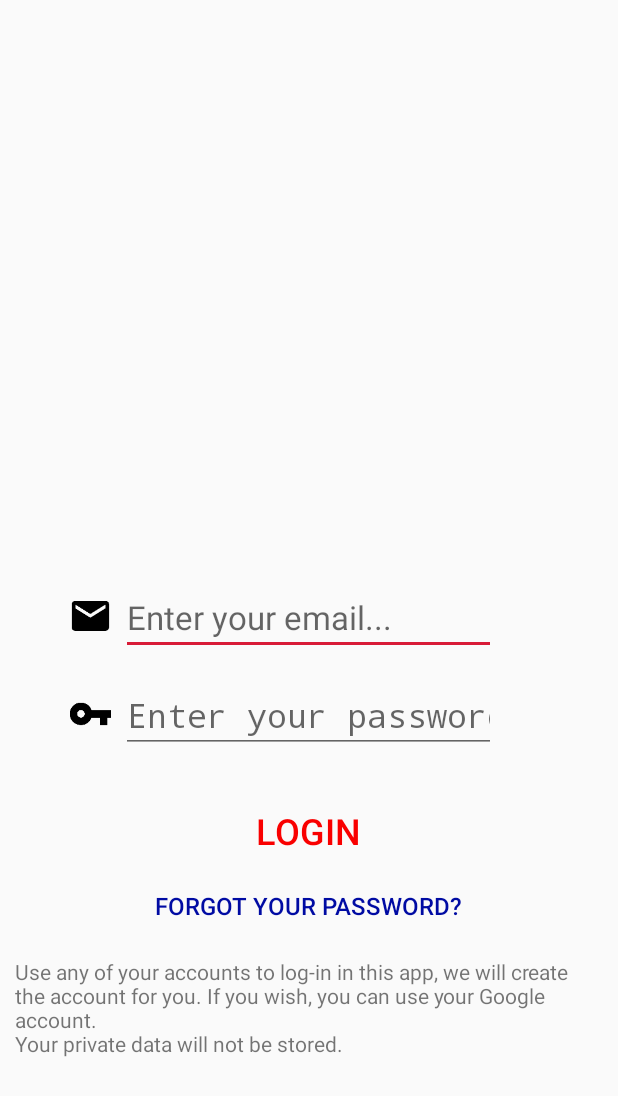
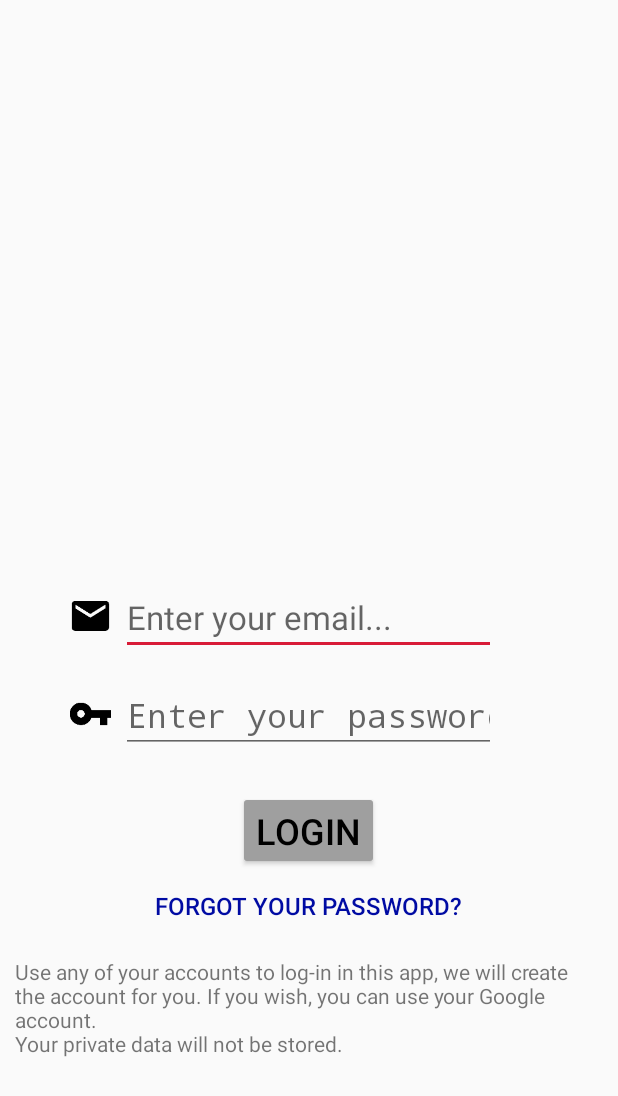
Before and after one commit to gabrichisco/ProyectoCalendario, an Android app: the screen it shows after launch (LoginActivity), after a tap on "LOGIN", on a phone screen of 412 x 824 dp. Shown: the top 1096 px of the screen. Run offline under Robolectric (Android 15) with nearby library versions, the phone set to English and light mode, and no system bars; our stand-ins replace Firebase (no records; nobody signed in at launch, a user with empty details on screens opened directly).

Commit message:
login mensajes de error

```diff
--- a/app/build.gradle
+++ b/app/build.gradle
@@ -24,7 +24,7 @@ android {
 }
 
 dependencies {
-    implementation fileTree(dir: 'libs', include: ['*.jar'])
+    implementation fileTree(include: ['*.jar'], dir: 'libs')
     implementation 'com.android.support:appcompat-v7:28.0.0'
     implementation 'com.android.support:design:28.0.0'
     implementation 'com.android.support.constraint:constraint-layout:1.1.3'
@@ -36,7 +36,6 @@ dependencies {
     implementation 'com.google.firebase:firebase-core:11.2.2'
     implementation 'com.google.firebase:firebase-auth:11.2.2'
     implementation 'com.google.firebase:firebase-database:11.2.2'
-
     implementation 'com.applandeo:material-calendar-view:1.5.0'
     implementation 'com.github.alamkanak:android-week-view:1.2.6'
 }
--- a/app/src/main/java/gabrichisco/proyectocalendario/CreateCalendar.java
+++ b/app/src/main/java/gabrichisco/proyectocalendario/CreateCalendar.java
@@ -2,6 +2,7 @@ package gabrichisco.proyectocalendario;
 
 import android.app.Activity;
 import android.app.AlertDialog;
+import android.content.Intent;
 import android.os.Bundle;
 import android.text.InputType;
 import android.widget.Button;
@@ -100,6 +101,9 @@ public class CreateCalendar extends Activity {
 
                     userDataDB.child(currentUser.getUid()).child("Calendars").child(uuid).setValue(calendarTitle);
 
+                    Intent myIntent = new Intent(CreateCalendar.this, ViewCalendar.class);
+                    CreateCalendar.this.startActivity(myIntent);
+                    finish();
                 });
                 builder.setNegativeButton("Cancel", (dialog, which) -> dialog.cancel());
 
--- a/app/src/main/java/gabrichisco/proyectocalendario/LoginActivity.java
+++ b/app/src/main/java/gabrichisco/proyectocalendario/LoginActivity.java
@@ -39,31 +39,19 @@ public class LoginActivity extends Activity {
         loginBtn = findViewById(R.id.idLoginButton);
         forgotBtn = findViewById(R.id.idLoginForgot);
 
+
         if (currentUser != null) {
             goToMain();
         }
 
-        loginBtn.setOnClickListener(new View.OnClickListener() {
-            @Override
-            public void onClick(View v) {
-                // Comprobar el email y la contraseña
-                if (isValidEmail(email.getText().toString()) && isValidPassword(password.getText().toString())) {
-                    login();
-                } else {
-                    // Igual es mejor comprobar los dos campos por separado y mostrar un mensaje por cada uno
+        loginBtn.setOnClickListener(v -> {
+            // Comprobar el email y la contraseña
+            if (isValidEmail(email.getText().toString())) {
+                login();
+            } else {
+                // Igual es mejor comprobar los dos campos por separado y mostrar un mensaje por cada uno
 //                    Toast.makeText(LoginActivity.this, "Email no válido", Toast.LENGTH_LONG);
-                    Toast.makeText(LoginActivity.this, getResources().getString(R.string.mensaje_cuando_la_cagas), Toast.LENGTH_LONG);
-                }
-            }
-        });
-
-        loginBtn.setOnClickListener(new View.OnClickListener() {
-            @Override
-            public void onClick(View v) {
-                // Boton para recuperar la cuenta
-                // Se que Firebase tiene un metodo de recuperarla y te envia un correo, pero hay que verlo
-                // De momento se puede poner un mensaje de que aun no funciona
-                Toast.makeText(LoginActivity.this, getResources().getString(R.string.mensaje_cuando_la_cagas), Toast.LENGTH_LONG);
+                Toast.makeText(LoginActivity.this, getResources().getString(R.string.mensaje_cuando_la_cagas), Toast.LENGTH_LONG).show();
             }
         });
     }
@@ -86,11 +74,28 @@ public class LoginActivity extends Activity {
 
                             goToMain();
                         } else {
+                            if (task.getException().getMessage().contains("The email address is already in use")) {
+                                LoginActivity.this.mAuth.signInWithEmailAndPassword(email.getText().toString(), password.getText().toString()).addOnCompleteListener(LoginActivity.this, new OnCompleteListener<AuthResult>() {
+                                    @Override
+                                    public void onComplete(@NonNull Task<AuthResult> task) {
+                                        if (task.isSuccessful()) {
+                                            goToMain();
+                                        } else
+                                            Toast.makeText(LoginActivity.this,getResources().getString(R.string.error_incorrect_password), Toast.LENGTH_SHORT).show();
+                                    }
+                                }
+                                );
+                            }
+
+                                }
+                         if(task.getException().getMessage().contains("The given password is invalid")) {
+                            Toast.makeText(LoginActivity.this,getResources().getString(R.string.error_invalid_password), Toast.LENGTH_SHORT).show();
+                            }
 
                         }
                     }
-                });
-    }
+                 );
+                }
 
     private void goToMain() {
         Intent myIntent = new Intent(LoginActivity.this, MainActivity.class);
--- a/app/src/main/res/layout/activity_login.xml
+++ b/app/src/main/res/layout/activity_login.xml
@@ -48,13 +48,12 @@
 
     <Button
         android:id="@+id/idLoginButton"
-        style="@style/Widget.AppCompat.Button.Borderless"
         android:layout_width="wrap_content"
         android:layout_height="wrap_content"
         android:layout_below="@id/idLoginPassword"
         android:layout_centerInParent="true"
         android:layout_marginTop="10dp"
-        android:backgroundTint="@color/colorSecundary"
+        android:backgroundTint="@color/colorBackGroundLogin"
         android:text="@string/loginButton"
         android:textColor="@color/colorLogin"
         android:textSize="24sp" />
--- a/app/src/main/res/values/colors.xml
+++ b/app/src/main/res/values/colors.xml
@@ -3,6 +3,7 @@
     <color name="colorPrimary">#000000</color>
     <color name="colorPrimaryDark">#000000</color>
     <color name="colorSecundary">#000ba3</color>
-    <color name="colorLogin">#f90000</color>
+    <color name="colorLogin">#000000</color>
+    <color name="colorBackGroundLogin">#9f9f9f</color>
     <color name="colorAccent">#d81b37</color>
 </resources>
--- a/app/src/main/res/values/strings.xml
+++ b/app/src/main/res/values/strings.xml
@@ -6,8 +6,8 @@
     <string name="action_sign_in">Sign in or register</string>
     <string name="action_sign_in_short">Sign in</string>
     <string name="error_invalid_email">This email address is invalid</string>
-    <string name="error_invalid_password">This password is too short</string>
-    <string name="error_incorrect_password">This password is incorrect</string>
+    <string name="error_invalid_password">La contraseña es demasiado corta</string>
+    <string name="error_incorrect_password">La contraseña no es correcta</string>
     <string name="error_field_required">This field is required</string>
     <string name="permission_rationale">"Contacts permissions are needed for providing email
         completions."
@@ -20,7 +20,7 @@
     <string name="loginButton">Login</string>
     <string name="loginOr">or...</string>
     <string name="loginMSG">Use any of your accounts to log-in in this app, we will create the account for you. If you wish, you can use your Google account. \nYour private data will not be stored.</string>
-    <string name="mensaje_cuando_la_cagas">Me siento realizado</string>
+    <string name="mensaje_cuando_la_cagas">Inserta un Email válido</string>
 
     <string name="buttonSchedule">Crear calendario</string>
     <string name="buttonMineSchedule">Mis calendarios</string>
```
Also changed, not shown: app/src/main/java/gabrichisco/proyectocalendario/MainActivity.java (+7 -1 lines).
